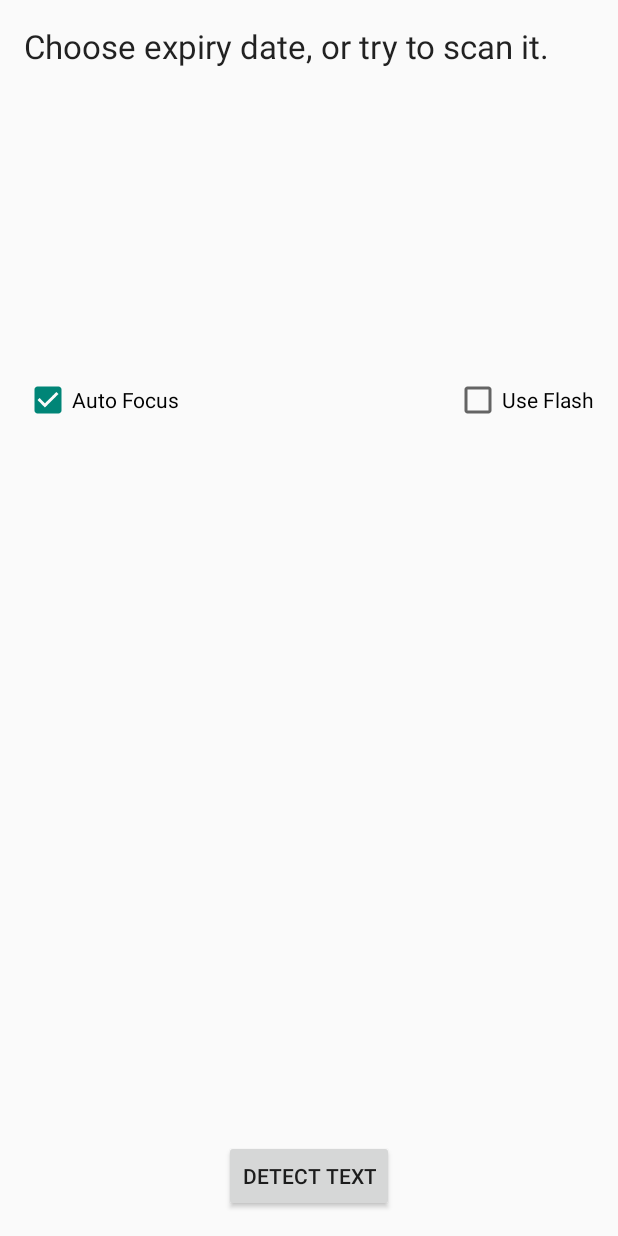
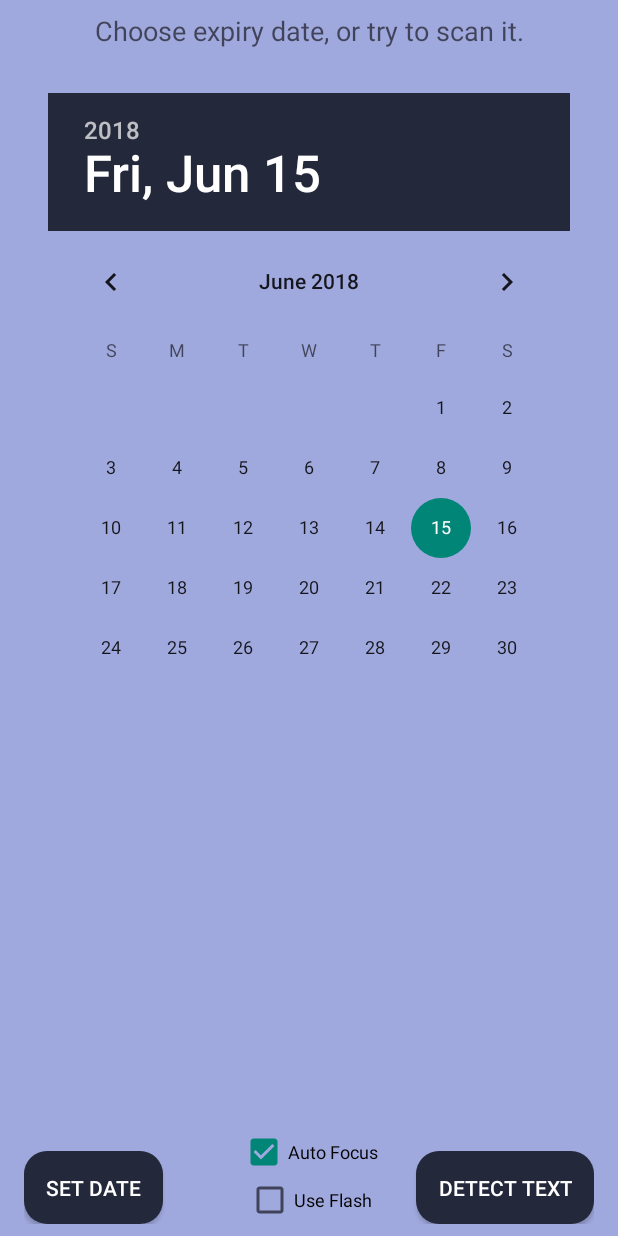
Before and after one commit to RasmusEdvardsen/wastelessandroid, an Android app: the OcrResultActivity screen opened directly, with no data from a screen before it, on a phone screen of 412 x 824 dp. Run offline under Robolectric (Android 15) with nearby library versions, the phone set to English and light mode, and no system bars.

```diff
--- a/app/src/main/java/save/the/environment/wastelessclient/activities/OcrActivity.java
+++ b/app/src/main/java/save/the/environment/wastelessclient/activities/OcrActivity.java
@@ -10,17 +10,29 @@ import android.util.Log;
 import android.util.SparseArray;
 import android.view.SurfaceHolder;
 import android.view.SurfaceView;
+import android.view.View;
+import android.widget.Button;
+import android.widget.DatePicker;
 import android.widget.TextView;
 import android.widget.Toast;
 
+import save.the.environment.wastelessclient.R;
 import save.the.environment.wastelessclient.data.DateRecog;
+import save.the.environment.wastelessclient.data.FridgeObjects;
+
 import com.google.android.gms.vision.CameraSource;
 import com.google.android.gms.vision.Detector;
 import com.google.android.gms.vision.text.TextBlock;
 import com.google.android.gms.vision.text.TextRecognizer;
 
+import org.joda.time.DateTime;
+import org.joda.time.format.DateTimeFormat;
+import org.joda.time.format.DateTimeFormatter;
+
 import java.io.IOException;
+import java.text.ParseException;
 import java.text.SimpleDateFormat;
+import java.util.Calendar;
 import java.util.Date;
 
 import static android.Manifest.permission.CAMERA;
@@ -36,6 +48,7 @@ public class OcrActivity extends Activity {
     DateRecog dateRecog = new DateRecog();
     Date OCResult;
     String[] Parseresults;
+
 
     @Override
     public void onRequestPermissionsResult(int requestCode, @NonNull String[] permissions, @NonNull int[] grantResults) {
@@ -67,9 +80,9 @@ public class OcrActivity extends Activity {
     protected void onCreate(Bundle savedInstanceState) {
         super.onCreate(savedInstanceState);
         setContentView(save.the.environment.wastelessclient.R.layout.activity_ocr);
+        Log.i("information", "test");
 
-       // cameraView = (SurfaceView) findViewById(R.id.surfaceView);
-      //  textView = (TextView) findViewById(R.id.textView);
+
 
         TextRecognizer textRecognizer = new TextRecognizer.Builder(getApplicationContext()).build();
 
@@ -163,5 +176,7 @@ public class OcrActivity extends Activity {
             });
         }
 
+
+
     }
 }
--- a/app/src/main/java/save/the/environment/wastelessclient/activities/OcrResultActivity.java
+++ b/app/src/main/java/save/the/environment/wastelessclient/activities/OcrResultActivity.java
@@ -5,15 +5,23 @@ import android.view.View;
 import android.content.Intent;
 import android.os.Bundle;
 import android.util.Log;
+import android.widget.Button;
 import android.widget.CompoundButton;
+import android.widget.DatePicker;
 import android.widget.TextView;
 
+import save.the.environment.wastelessclient.R;
 import save.the.environment.wastelessclient.data.DateRecog;
 import save.the.environment.wastelessclient.data.FridgeObjects;
 import com.google.android.gms.common.api.CommonStatusCodes;
 
+import org.joda.time.DateTime;
+import org.joda.time.format.DateTimeFormat;
+import org.joda.time.format.DateTimeFormatter;
+
 import java.text.ParseException;
 import java.text.SimpleDateFormat;
+import java.util.Calendar;
 import java.util.Date;
 
 public class OcrResultActivity extends Activity implements View.OnClickListener {
@@ -25,6 +33,9 @@ public class OcrResultActivity extends Activity implements View.OnClickListener
     private TextView textValue;
     DateRecog dateRecog = new DateRecog();
     private static final int RC_OCR_CAPTURE = 9003;
+    DatePicker datePicker;
+    Button setDate;
+    Calendar c = Calendar.getInstance();
 
     @Override
     protected void onCreate(Bundle savedInstanceState) {
@@ -38,6 +49,33 @@ public class OcrResultActivity extends Activity implements View.OnClickListener
         useFlash = findViewById(save.the.environment.wastelessclient.R.id.use_flash);
 
         findViewById(save.the.environment.wastelessclient.R.id.read_text).setOnClickListener(this);
+
+        int year = c.get(Calendar.YEAR);
+        int month = c.get(Calendar.MONTH);
+        int day = c.get(Calendar.DAY_OF_MONTH);
+
+        setDate = findViewById(R.id.datePickerButton);
+        datePicker = findViewById(R.id.datePicker);
+        datePicker.updateDate(year, month, day);
+
+        setDate.setOnClickListener(new View.OnClickListener() {
+            @Override
+            public void onClick(View view) {
+                String datePickerDate = datePicker.getYear() + "-"+ + datePicker.getMonth() + "-" + datePicker.getDayOfMonth();
+                Log.i("information", "datepickerdate" + datePickerDate);
+                DateTimeFormatter formatter = DateTimeFormat.forPattern("yyyy-MM-dd");
+                try {
+                    Bundle extras = getIntent().getExtras();
+                    String barcode = extras.getString("ean");
+                    String FoodTypeName = getIntent().getStringExtra("choice");
+                    DateTime expDate = formatter.parseDateTime(datePickerDate);
+                    Date dateToDB = expDate.toDate();
+                    new FridgeObjects(FoodTypeName,dateToDB,barcode).SendFridgeToDb(getBaseContext());
+                } catch (Exception e) {
+                    e.printStackTrace();
+                }
+            }
+        });
     }
 
     /**
--- a/app/src/main/res/layout/activity_ocr.xml
+++ b/app/src/main/res/layout/activity_ocr.xml
@@ -72,6 +72,6 @@
         android:layout_alignStart="@+id/text_value"
         android:background="@drawable/buttonstyledark"
         android:text="@string/date_picker_button"
-        android:textColor="@android:color/white" />
+        android:textColor="@android:color/white"/>
 
 </RelativeLayout>
--- a/app/src/main/res/layout/preocr_menu.xml
+++ b/app/src/main/res/layout/preocr_menu.xml
@@ -1,64 +1,76 @@
 <?xml version="1.0" encoding="utf-8"?>
-<RelativeLayout
-    xmlns:android="http://schemas.android.com/apk/res/android" android:layout_width="match_parent"
-    android:layout_height="match_parent"
+<RelativeLayout xmlns:android="http://schemas.android.com/apk/res/android"
+    xmlns:tools="http://schemas.android.com/tools" android:layout_width="match_parent"
+    android:layout_height="match_parent" android:paddingLeft="@dimen/activity_horizontal_margin"
+    android:paddingRight="@dimen/activity_horizontal_margin"
+    android:paddingTop="8dp"
+    android:paddingBottom="8dp"
+    android:background="@color/colorPrimaryLightLight">
 
-    android:paddingLeft="@dimen/activity_horizontal_margin"
-    android:paddingRight="@dimen/activity_horizontal_margin"
-    android:paddingTop="@dimen/activity_vertical_margin"
-    android:paddingBottom="@dimen/activity_vertical_margin"
-   >
+    <TextView
+        android:layout_width="match_parent"
+        android:layout_height="wrap_content"
+        android:textAppearance="?android:attr/textAppearanceMedium"
+        android:text="@string/ocr_header"
+        android:id="@+id/status_message"
+        android:layout_centerHorizontal="true"
+        android:textAlignment="center"/>
 
     <TextView
         android:layout_width="match_parent"
         android:layout_height="wrap_content"
         android:textAppearance="?android:attr/textAppearanceLarge"
-        android:text="@string/ocr_header"
-        android:id="@+id/status_message"
-        android:layout_alignParentRight="true"
-        android:layout_alignParentEnd="true"
-        android:layout_centerHorizontal="true" />
+        android:id="@+id/text_value"
+        android:layout_below="@+id/status_message"
+        android:textAlignment="center"/>
 
-    <TextView
+    <DatePicker
+        android:id="@+id/datePicker"
         android:layout_width="wrap_content"
         android:layout_height="wrap_content"
-        android:textAppearance="?android:attr/textAppearanceLarge"
-        android:id="@+id/text_value"
-        android:layout_below="@+id/status_message"
-        android:layout_alignParentLeft="true"
-        android:layout_alignParentStart="true"
-        android:layout_marginTop="110dp"
-        android:layout_alignRight="@+id/status_message"
-        android:layout_alignEnd="@+id/status_message" />
-
-    <Button
-        android:layout_width="wrap_content"
-        android:layout_height="wrap_content"
-        android:text="@string/read_text"
-        android:id="@+id/read_text"
-        android:layout_alignParentBottom="true"
+        android:layout_above="@+id/auto_focus"
+        android:layout_below="@+id/text_value"
+        android:headerBackground="@color/colorPrimaryDark"
         android:layout_centerHorizontal="true" />
 
     <CheckBox
+        android:id="@+id/auto_focus"
         android:layout_width="wrap_content"
         android:layout_height="wrap_content"
-        android:text="@string/auto_focus"
-        android:id="@+id/auto_focus"
-        android:layout_below="@+id/text_value"
-        android:layout_alignParentLeft="true"
-        android:layout_alignParentStart="true"
-        android:layout_marginTop="66dp"
-        android:checked="true" />
+        android:layout_above="@+id/use_flash"
+        android:layout_centerHorizontal="true"
+        android:textSize="12sp"
+        android:checked="true"
+        android:text="@string/auto_focus" />
 
     <CheckBox
+        android:id="@+id/use_flash"
         android:layout_width="wrap_content"
         android:layout_height="wrap_content"
-        android:text="@string/use_flash"
-        android:id="@+id/use_flash"
-        android:layout_alignTop="@+id/auto_focus"
-        android:layout_alignParentRight="true"
+        android:layout_alignParentBottom="true"
+        android:textSize="12sp"
+        android:layout_centerHorizontal="true"
+        android:checked="false"
+        android:text="@string/use_flash" />
+
+    <Button
+        android:id="@+id/read_text"
+        android:layout_width="wrap_content"
+        android:layout_height="wrap_content"
+        android:layout_alignBottom="@+id/use_flash"
         android:layout_alignParentEnd="true"
-        android:checked="false" />
+        android:background="@drawable/buttonstyledark"
+        android:text="@string/read_text"
+        android:textColor="@android:color/white" />
 
+    <Button
+        android:id="@+id/datePickerButton"
+        android:layout_width="wrap_content"
+        android:layout_height="wrap_content"
+        android:layout_alignParentBottom="true"
+        android:layout_alignStart="@+id/text_value"
+        android:background="@drawable/buttonstyledark"
+        android:text="@string/date_picker_button"
+        android:textColor="@android:color/white"/>
 
 </RelativeLayout>
```
Lines whose indentation alone changed are shown as unchanged.
